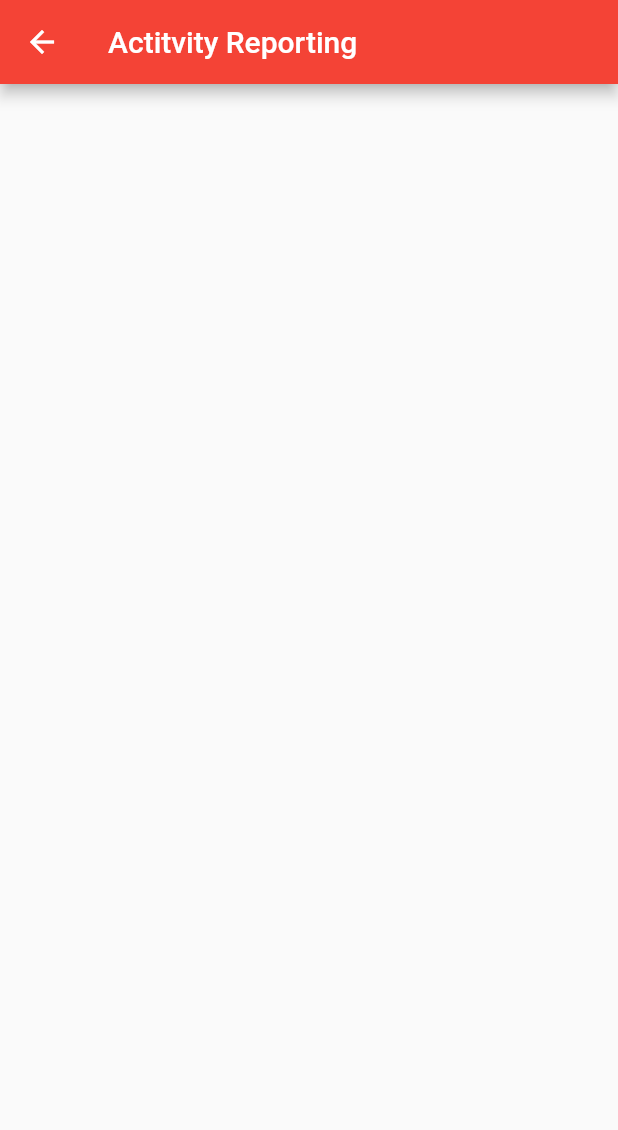
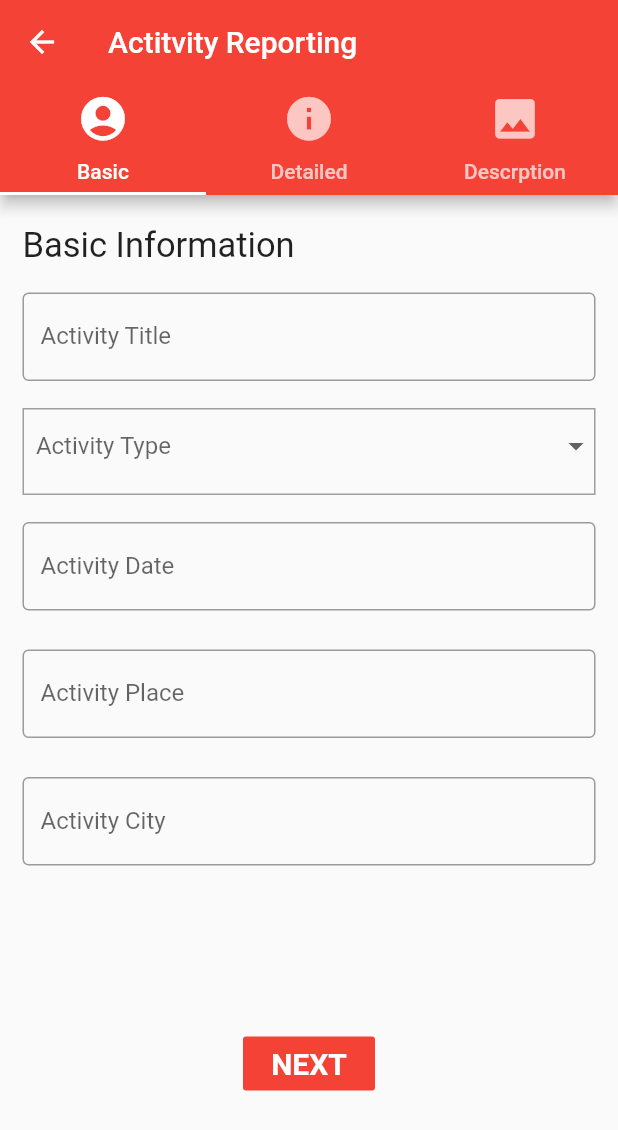
Before and after one commit to tejasshinde2113/lions_club_client, a Flutter app: the ActivityReport screen opened directly, on a phone screen of 412 x 824 dp. Shown: the top 1130 px of the screen. Run offline on Flutter 3.47's test engine with Material 2 defaults, Android fonts, the phone set to English and light mode, and no system bars; our stand-ins replace simple_animations.

Commit message:
Activity Report = UPDATED

```diff
--- /dev/null
+++ b/lib/Animation/animation.dart
@@ -0,0 +1,62 @@
+import 'package:flutter/material.dart';
+import 'package:simple_animations/simple_animations.dart';
+
+class FadeAnimation extends StatelessWidget {
+  final double delay;
+  final Widget child;
+  final  String direction;
+
+  FadeAnimation(this.delay,this.direction,this.child);
+
+  @override
+  Widget build(BuildContext context) {
+    final tween = MultiTrackTween([
+      Track("opacity").add(Duration(milliseconds: 500), Tween(begin: 0.0, end: 1.0)),
+      if(direction == 'LX')
+        Track("translateX").add(
+            Duration(milliseconds: 500), Tween(begin: -30.0, end: 0.0),
+            curve: Curves.easeOut),
+      if(direction == 'LY')
+        Track("translateY").add(
+            Duration(milliseconds: 500), Tween(begin: -30.0, end: 0.0),
+            curve: Curves.easeOut),
+      if(direction == 'RX')
+        Track("translateX").add(
+            Duration(milliseconds: 500), Tween(begin: 30.0, end: 0.0),
+            curve: Curves.easeOut),
+      if(direction == 'RY')
+        Track("translateY").add(
+            Duration(milliseconds: 500), Tween(begin: 30.0, end: 0.0),
+            curve: Curves.easeOut),
+
+    ]);
+
+    return ControlledAnimation(
+      delay: Duration(milliseconds: (500 * delay).round()),
+      duration: tween.duration,
+      tween: tween,
+      child: child,
+      builderWithChild: (context, child, animation) => Opacity(
+        opacity: animation["opacity"],
+        child: Transform.translate(
+            child: child,
+            offset:
+            direction == 'LX' ?
+              Offset(0, animation["translateX"])
+                :
+              direction == 'RX'?
+                Offset(0, animation["translateX"])
+                  :
+                direction == 'RY'?
+                  Offset(0, animation["translateY"])
+                    :
+                    Offset(0, animation["translateY"]),
+
+//            direction == 'T' ?  Offset(0, animation["translateY"]):
+//            Offset(0, animation["translateX"]),
+
+        ),
+      ),
+    );
+  }
+}
--- /dev/null
+++ b/lib/Widgets/ActivityReporting/activityReport.dart
@@ -0,0 +1,455 @@
+import 'package:flutter/cupertino.dart';
+import 'package:flutter/material.dart';
+
+class ActivityReport extends StatefulWidget {
+  final String title;
+  @override
+  ActivityReport(this.title);
+  _ActivityReportState createState() => _ActivityReportState();
+}
+
+class _ActivityReportState extends State<ActivityReport> with SingleTickerProviderStateMixin {
+
+  DateTime dateTime;
+  final List<Tab> myTabs = <Tab>[
+                Tab(
+                  text: "Basic",
+                  icon: Icon(
+                    Icons.account_circle,
+                    size: 35,
+                  ),
+                ),
+                Tab(
+                  text: "Detailed",
+                  icon: Icon(
+                    Icons.info,
+                    size: 35,
+                  ),
+                ),
+                Tab(
+                  text: "Descrption",
+                  icon: Icon(
+                    Icons.photo,
+                    size: 35,
+                  ),
+                ),
+              ];
+  String title = 'DropDownButton';
+  static const menuItems = <String>[
+    '  Diabetes ',
+    '  Environment ',
+    '  Hunger ',
+    '  Vision  ',
+    '  Childhood Cancer ',
+    '  District Governors ',
+    '  Education ',
+    '  Medical Activities ',
+    '  Permanent Projects ',
+    '  Rural Welfare Activities ',
+    '  Other Important Activities '
+  ];
+
+  final List<DropdownMenuItem<String>> _dropDownMenuItems = menuItems
+      .map(
+        (String value) => DropdownMenuItem<String>(
+          value: value,
+          child: Text(value),
+        ),
+  ).toList();
+
+
+  String _btn2SelectedVal;
+  TabController _tabController;
+
+  Widget basicInformation(){
+    return ListView(
+      children: <Widget>[
+        Padding(
+          padding: const EdgeInsets.only(left: 15,top: 20),
+          child: Container(
+            alignment: Alignment.centerLeft,
+            child: Text(
+              'Basic Information',
+              style: TextStyle(
+                fontSize: 23.0,
+              ),
+            ),
+          ),
+        ),
+        SizedBox(height: 10,),
+        Padding(
+          padding: const EdgeInsets.fromLTRB(15.0,8.0,15.0,8.0),
+          child: TextField(
+            //controller: this._controller,
+            maxLines: 1,
+            textCapitalization: TextCapitalization.sentences,
+            decoration: InputDecoration(
+              // counterText: '${this._controller.text.split(' ').length} words',
+              labelText: 'Activity Title',
+              border: OutlineInputBorder(),
+            ),
+            onChanged: (text) => setState(() {}),
+          ),
+        ),
+        SizedBox(height: 10,),
+        Padding(
+          padding: const EdgeInsets.only(left: 15,right: 15),
+          child: Container(
+            height: 58.0,
+            decoration: BoxDecoration(
+                border: Border.all(
+                  color: Colors.grey,
+                )
+            ),
+            child: DropdownButton(
+              isExpanded: true,
+              value: _btn2SelectedVal,
+              underline: Container(),
+              hint: Text(
+                '  Activity Type',
+                style: TextStyle(),
+              ),
+              onChanged: ((String newValue) {
+                setState(() {
+                  _btn2SelectedVal = newValue;
+                });
+              }),
+              items: _dropDownMenuItems,
+            ),
+          ),
+        ),
+        SizedBox(height: 10,),
+        Padding(
+          padding: const EdgeInsets.fromLTRB(15.0,8.0,15.0,8.0),
+          child: TextField(
+
+            textCapitalization: TextCapitalization.sentences,
+            decoration: InputDecoration(
+
+              labelText: 'Activity Date',
+              border: OutlineInputBorder(),
+            ),
+            //onTap: ,
+            onChanged: (text) => setState(() {}),
+          ),
+        ),
+        SizedBox(height: 10,),
+        Padding(
+          padding: const EdgeInsets.fromLTRB(15.0,8.0,15.0,8.0),
+          child: TextField(
+            //controller: this._controller,
+            maxLines: 1,
+            textCapitalization: TextCapitalization.sentences,
+            decoration: InputDecoration(
+              //counterText: '${this._controller.text.split(' ').length} words',
+              labelText: 'Activity Place',
+              border: OutlineInputBorder(),
+            ),
+            onChanged: (text) => setState(() {}),
+          ),
+        ),
+        SizedBox(height: 10,),
+        Padding(
+          padding: const EdgeInsets.fromLTRB(15.0,8.0,15.0,8.0),
+          child: TextField(
+            //controller: this._controller,
+            maxLines: 1,
+            textCapitalization: TextCapitalization.sentences,
+            decoration: InputDecoration(
+              //counterText: '${this._controller.text.split(' ').length} words',
+              labelText: 'Activity City',
+              border: OutlineInputBorder(),
+            ),
+            onChanged: (text) => setState(() {}),
+          ),
+        ),
+        SizedBox(height: 100,),
+        Center(
+              child: FlatButton(
+                textColor: Colors.white,
+                color: Colors.red,
+                child: Text(
+                  'NEXT',
+                  style: TextStyle(
+                    fontSize: 20.0,
+                    fontWeight: FontWeight.bold,
+                  ),
+                ),
+                onPressed: () {
+                  setState(() {
+                    _tabController.animateTo((_tabController.index + 1) % 3);
+//                  Navigator.push(
+//                      context,
+//                      MaterialPageRoute(
+//                          builder: (context) =>
+//                              Description('Activity reporting')));
+                  });
+                },
+              ),
+            ),
+      ],
+
+    );
+  }
+
+  Widget detailedInformation(){
+    return ListView(
+        children: <Widget>[
+          Padding(
+            padding: const EdgeInsets.only(left: 10,top: 10),
+            child: Container(
+              alignment: Alignment.centerLeft,
+              child: Text(
+                'Detailed Information',
+                style: TextStyle(
+                  fontSize: 25.0,
+                ),
+              ),
+            ),
+          ),
+          SizedBox(height: 10,),
+          Padding(
+            padding: const EdgeInsets.all(8.0),
+            child: TextField(
+              // controller: this._controller,
+              maxLines: 1,
+              textCapitalization: TextCapitalization.sentences,
+              decoration: InputDecoration(
+                // counterText: '${this._controller.text.split(' ').length} words',
+                labelText: 'No. of Lions Hours',
+                border: OutlineInputBorder(),
+              ),
+              onChanged: (text) => setState(() {}),
+            ),
+          ),
+          SizedBox(height: 10,),
+          Padding(
+            padding: const EdgeInsets.all(8.0),
+            child: TextField(
+              //controller: this._controller,
+              maxLines: 1,
+              textCapitalization: TextCapitalization.sentences,
+              decoration: InputDecoration(
+                //counterText: '${this._controller.text.split(' ').length} words',
+                labelText: 'ANo. of people served',
+                border: OutlineInputBorder(),
+              ),
+              onChanged: (text) => setState(() {}),
+            ),
+          ),
+          SizedBox(height: 10,),
+          Padding(
+            padding: const EdgeInsets.all(8.0),
+            child: TextField(
+              //controller: this._controller,
+              maxLines: 1,
+              textCapitalization: TextCapitalization.sentences,
+              decoration: InputDecoration(
+                //counterText: '${this._controller.text.split(' ').length} words',
+                labelText: 'Total Amount Spent',
+                border: OutlineInputBorder(),
+              ),
+              onChanged: (text) => setState(() {}),
+            ),
+          ),
+          SizedBox(height: 10,),
+          Padding(
+            padding: const EdgeInsets.all(8.0),
+            child: TextField(
+              //controller: this._controller,
+              maxLines: 1,
+              textCapitalization: TextCapitalization.sentences,
+              decoration: InputDecoration(
+                //  counterText: '${this._controller.text.split(' ').length} words',
+                labelText: 'Cabinet Officers Present (if any)',
+                border: OutlineInputBorder(),
+              ),
+              onChanged: (text) => setState(() {}),
+            ),
+          ),
+          SizedBox(height: 10,),
+          Padding(
+            padding: const EdgeInsets.all(8.0),
+            child: TextField(
+              //controller: this._controller,
+              maxLines: 1,
+              textCapitalization: TextCapitalization.sentences,
+              decoration: InputDecoration(
+                //counterText: '${this._controller.text.split(' ').length} words',
+                labelText: 'Media Coverage (if any)',
+                border: OutlineInputBorder(),
+              ),
+              onChanged: (text) => setState(() {}),
+            ),
+          ),
+          SizedBox(height: 100,),
+          Center(
+            child: FlatButton(
+              textColor: Colors.white,
+              color: Colors.red,
+              child: Text(
+                'NEXT',
+                style: TextStyle(
+                  fontSize: 20.0,
+                  fontWeight: FontWeight.bold,
+                ),
+              ),
+              onPressed: () {
+                setState(() {
+                  _tabController.animateTo((_tabController.index + 1) % 3);
+                });
+              },
+            ),
+          ),
+        ]
+    );
+  }
+
+  Widget description(){
+    return ListView(
+//        mainAxisAlignment: MainAxisAlignment.spaceBetween,
+//        crossAxisAlignment: CrossAxisAlignment.stretch,
+        children: <Widget>[
+          Padding(
+            padding: const EdgeInsets.only(left: 10,top: 10),
+            child: Container(
+              alignment: Alignment.centerLeft,
+              child: Text(
+                'Description',
+                style: TextStyle(
+                  fontSize: 25.0,
+                ),
+              ),
+            ),
+          ),
+          Padding(
+            padding: const EdgeInsets.all(8.0),
+            child: TextField(
+              // controller: this._controller,
+              maxLines: 3,
+              textCapitalization: TextCapitalization.sentences,
+              decoration: InputDecoration(
+                // counterText: '${this._controller.text.split(' ').length} words',
+                labelText: 'Add Description Here',
+                border: OutlineInputBorder(),
+              ),
+              onChanged: (text) => setState(() {}),
+            ),
+          ),
+          Padding(
+            padding: const EdgeInsets.all(8.0),
+            child: Text(
+              ' Photos(Max 4)',
+              style: TextStyle(
+                fontSize: 20.0,
+                fontWeight: FontWeight.bold,
+              ),
+            ),
+          ),
+          SizedBox(
+            height: 20,
+          ),
+          Padding(
+            padding: const EdgeInsets.only(left: 10),
+            child: Container(
+              alignment: Alignment.centerLeft,
+              child: FlatButton(
+                color: Colors.red,
+                textColor: Colors.white,
+                child: Text(
+                  'CHOOSE IMAGES',
+                  style: TextStyle(
+                    fontWeight: FontWeight.bold,
+                    fontSize: 15.0,
+                  ),
+                ),
+                onPressed: () {
+                  setState(() {});
+                },
+              ),
+            ),
+          ),
+          SizedBox(
+            height: 20,
+          ),
+          Padding(
+            padding: const EdgeInsets.all(8.0),
+            child: TextField(
+              //controller: this._controller,
+              maxLines: 1,
+              textCapitalization: TextCapitalization.sentences,
+              decoration: InputDecoration(
+                //counterText: '${this._controller.text.split(' ').length} words',
+                labelText: 'ANo. of people served',
+                border: OutlineInputBorder(),
+              ),
+              onChanged: (text) => setState(() {}),
+            ),
+          ),
+          SizedBox(height: 100,),
+          Center(
+            child: Padding(
+              padding: const EdgeInsets.fromLTRB(8.0, 8.0, 8.0, 8.0),
+              child: FlatButton(
+                color: Colors.red,
+                textColor: Colors.white,
+                child: Text(
+                  'SUMBIT',
+                  style: TextStyle(
+                    fontWeight: FontWeight.bold,
+                    fontSize: 20.0,
+                  ),
+                ),
+                onPressed: () {
+                  setState(() {
+
+                    _tabController.animateTo((_tabController.index + 1) % 3);
+                  });
+                },
+              ),
+            ),
+          ),
+
+        ]);}
+
+  Widget createBody() {
+
+    return TabBarView(
+      //     controller: controller,
+        controller: _tabController,
+        children: <Widget>[
+
+          basicInformation(),
+          detailedInformation(),
+          description(),
+        ]
+    );
+  }
+
+  @override
+  void initState() {
+    super.initState();
+    _tabController = TabController(vsync: this, length: myTabs.length);
+  }
+
+  @override
+  void dispose() {
+    _tabController.dispose();
+    super.dispose();
+  }
+
+  @override
+  Widget build(BuildContext context) {
+    return Scaffold(
+      appBar: AppBar(
+        title: Text(widget.title),
+        bottom: TabBar(
+          controller: _tabController,
+          tabs: myTabs,
+        ),
+      ),
+      body: createBody(),
+    );
+  }
+
+}
--- a/lib/Widgets/adminReport.dart
+++ b/lib/Widgets/AdminWidget/adminReport.dart
@@ -1,4 +1,6 @@
+import 'package:flutter/cupertino.dart';
 import 'package:flutter/material.dart';
+
 class AdminReport extends StatefulWidget {
   final String title;
   @override
@@ -6,19 +8,23 @@ class AdminReport extends StatefulWidget {
   _AdminReportState createState() => _AdminReportState();
 }
 
-class _AdminReportState extends State<AdminReport> {
-  createBody(){
+class _AdminReportState extends State<AdminReport> with SingleTickerProviderStateMixin {
 
+
+  Widget createBody() {
+
+    return Container();
   }
+
+
   @override
   Widget build(BuildContext context) {
     return Scaffold(
       appBar: AppBar(
-        title: Text(
-            widget.title
-        ),
+        title: Text(widget.title),
       ),
       body: createBody(),
     );
   }
+
 }
--- a/lib/Widgets/activityReport.dart
+++ /dev/null
@@ -1,24 +0,0 @@
-import 'package:flutter/material.dart';
-class ActivityReport extends StatefulWidget {
-  final String title;
-  @override
-  ActivityReport(this.title);
-  _ActivityReportState createState() => _ActivityReportState();
-}
-
-class _ActivityReportState extends State<ActivityReport> {
-  createBody(){
-
-  }
-  @override
-  Widget build(BuildContext context) {
-    return Scaffold(
-      appBar: AppBar(
-        title: Text(
-            widget.title
-        ),
-      ),
-      body: createBody(),
-    );
-  }
-}
--- a/lib/Widgets/sideBar.dart
+++ b/lib/Widgets/sideBar.dart
@@ -1,6 +1,6 @@
 import 'package:flutter/material.dart';
-import 'activityReport.dart';
-import 'adminReport.dart';
+import 'AdminWidget/adminReport.dart';
+import 'ActivityReporting/activityReport.dart';
 import 'memberDirectory.dart';
 import 'news.dart';
 import 'gallery.dart';
--- a/lib/homePage.dart
+++ b/lib/homePage.dart
@@ -1,9 +1,9 @@
 import 'package:flutter/material.dart';
-import 'package:lionsclub/Widgets/activityReport.dart';
-import 'package:lionsclub/Widgets/adminReport.dart';
 import 'package:lionsclub/Widgets/uploadBills.dart';
 import 'loginPage.dart';
 import 'Widgets/sideBar.dart';
+import 'Widgets/AdminWidget/adminReport.dart';
+import 'Widgets/ActivityReporting/activityReport.dart';
 import 'package:lionsclub/Widgets/profilePage.dart';
 class MyHomePage extends StatefulWidget {
 
--- a/lib/loginPage.dart
+++ b/lib/loginPage.dart
@@ -1,6 +1,7 @@
 import 'package:flutter/material.dart';
 import 'homePage.dart';
 import 'package:flutter/services.dart' ;
+import 'Animation/animation.dart';
 
 
 class LoginPage extends StatefulWidget {
@@ -48,13 +49,13 @@ class _LoginPageState extends State<LoginPage>{
         children: <Widget> [
           Stack(
             children: <Widget>[
-              Container(
-                height: 330,
-                decoration: BoxDecoration(
-                  color: blackColor,
-                  borderRadius: BorderRadius.only(bottomLeft: Radius.circular(00), bottomRight: Radius.elliptical(400, 250)),
-                ),
-              ),
+            FadeAnimation(1.2, "LX", Container(
+                    height: 330,
+                    decoration: BoxDecoration(
+                      color: blackColor,
+                      borderRadius: BorderRadius.only(bottomLeft: Radius.circular(00), bottomRight: Radius.elliptical(400, 250)),
+                    ),
+                  )),
 
               Container(
                 height: 300,
@@ -66,18 +67,18 @@ class _LoginPageState extends State<LoginPage>{
               Positioned(
                 left: 10,
                 bottom: 60,
-                child: Container(
+                child: FadeAnimation(2,"LX",Container(
                   width: 150,
                   height: 150,
                   child: Image.asset(logoUrl1),
-                ),
+                ))
               ),
 
               Positioned(
                 left: 20,
                 top: 70,
                 right: 20,
-                child: Container(
+                child: FadeAnimation (1, "LX",Container(
                   child: Text(
                     "Lion's International",
                     maxLines: 1,
@@ -88,13 +89,14 @@ class _LoginPageState extends State<LoginPage>{
 
                     ),
                   ),
-
+                ),
                 ),
               ),
             ],
           ),
           Spacer(flex: 2,),
-          Padding(
+
+          FadeAnimation( 1.3,"LY", Padding(
             padding: const EdgeInsets.only(left: 50,right: 50,top: 10),
             child: GestureDetector(
               onTap: (){
@@ -129,13 +131,17 @@ class _LoginPageState extends State<LoginPage>{
                 ),
                 height: 50,
               ),
+              ),
             ),
           ),
+
           SizedBox(
             height: 10,
           ),
 
-          Padding(
+//          9720520514
+
+          FadeAnimation( 1.5,"RY",  Padding(
             padding: const EdgeInsets.only(left: 50,right: 50,top: 10),
             child: GestureDetector(
               onTap: (){
@@ -172,10 +178,11 @@ class _LoginPageState extends State<LoginPage>{
               ),
             ),
           ),
+          ),
           SizedBox(
             height: 50,
           ),
-          Padding(
+          FadeAnimation( 1.7,'RX', Padding(
             padding: const EdgeInsets.only(left: 40,right: 40,top: 10),
             child: GestureDetector(
               onTap: (){
@@ -201,6 +208,7 @@ class _LoginPageState extends State<LoginPage>{
               ),
             ),
           ),
+          ),
           Spacer(flex: 1,),
 
         ],
--- a/pubspec.yaml
+++ b/pubspec.yaml
@@ -23,6 +23,8 @@ environment:
 dependencies:
   flutter:
     sdk: flutter
+  simple_animations: ^1.3.3
+  image_picker:
 
 
   # The following adds the Cupertino Icons font to your application.
```
Also changed, not shown: pubspec.lock, 2 other files.
